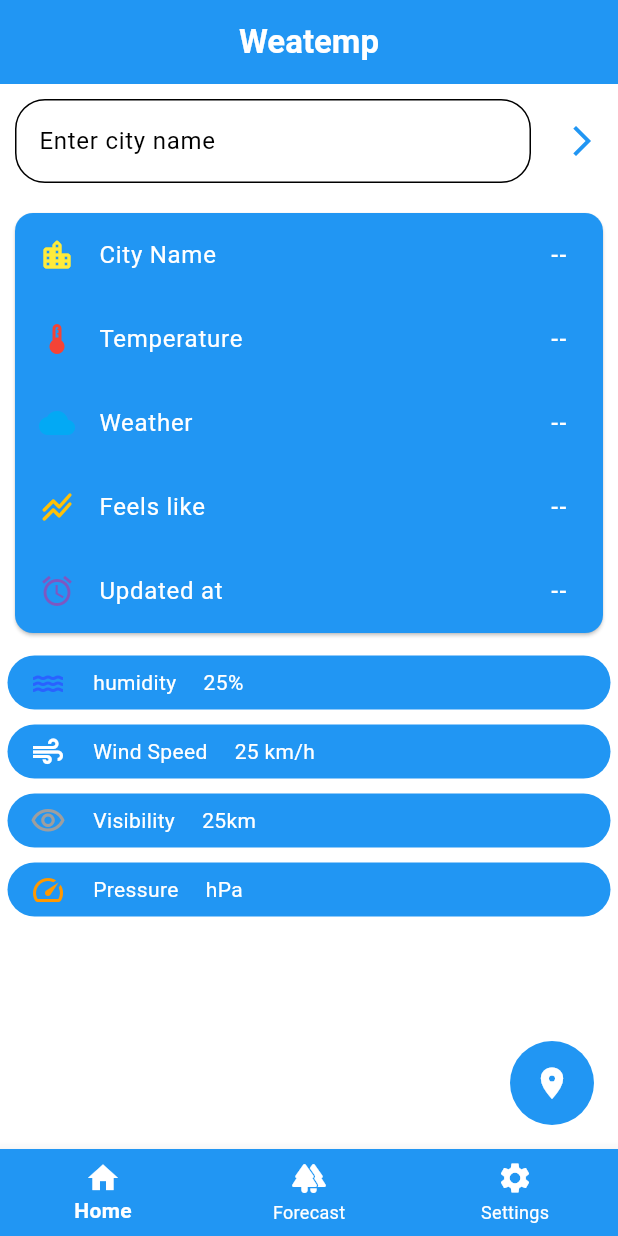
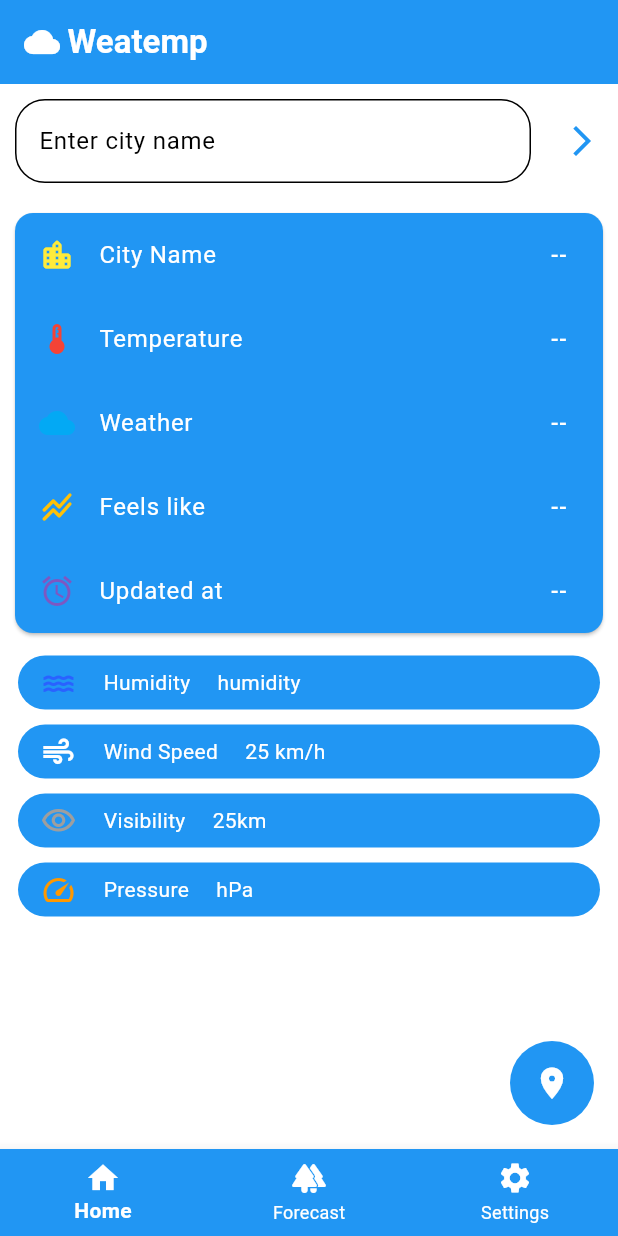
Before and after one commit to Ravi2006kant/Weatemp, a Flutter app: the screen it shows after launch, on a phone screen of 412 x 824 dp. Run offline on Flutter 3.47's test engine with Material 3 defaults, Android fonts, the phone set to English and light mode, and no system bars; our stand-ins replace geolocator.

Commit message:
add forecase

```diff
--- a/lib/components/listhelo.dart
+++ b/lib/components/listhelo.dart
@@ -1,11 +1,12 @@
 import 'package:flutter/material.dart';
+import 'package:flutter/scheduler.dart';
 
 class Listhelo extends StatelessWidget {
   Icon? iconData;
   String? txt;
-  String? value;
+  String value;
 
-  Listhelo({super.key, this.iconData, this.txt, this.value});
+  Listhelo({super.key, this.iconData, this.txt, required this.value});
 
   @override
   Widget build(BuildContext context) {
@@ -26,10 +27,13 @@ class Listhelo extends StatelessWidget {
               child: Text(txt ?? "--", style: TextStyle(color: Colors.white)),
             ),
             SizedBox(width: 10),
-            Text(value ?? "--", style: TextStyle(color: Colors.white)),
+            Text(value , style: TextStyle(color: Colors.white)),
+
           ],
+
         ),
       ),
+
     );
   }
 }
--- a/lib/pages/dashboard.dart
+++ b/lib/pages/dashboard.dart
@@ -21,14 +21,12 @@ class _DashboardState extends State<Dashboard> {
   String? time;
   String? weather;
   double? feels;
-  String? humidity;
+  int? humidity;
   String? wind;
-  double? farh;
+  String? farh;
+  String? visibility;
+  String? pressure;
 
-  // double celcius = double.parse(tempunit.text)
-  //   void unitchage() {
-  //     farh = (tempunit.hashCode * 9 / 5) + 32;
-  //   }
   Future location() async {
     final position = await LocationService().getCurrentLocation();
     final result = await WeatherService().weatherByLoc(
@@ -52,14 +50,19 @@ class _DashboardState extends State<Dashboard> {
       weather = result['weather'];
       feels = result['feels'];
       time = result['time'];
+      humidity = result['humidity'];
+      // wind = result['wind'];
+      // visibility = result['visibility'];
+      // pressure = result['pressure'];
+      print(humidity);
     });
   }
 
-  List<Map<String, dynamic>> grid = [
+  late List<Map<String, dynamic>> grid = [
     {
       "icon": Icon(Icons.water, color: Colors.blueAccent.shade700),
-      "title": "humidity",
-      "value": "25%",
+      "title": "Humidity",
+      "value":"humidity",
     },
     {
       "icon": Icon(Icons.air, color: Colors.white),
@@ -82,6 +85,7 @@ class _DashboardState extends State<Dashboard> {
   Widget build(BuildContext context) {
     return Scaffold(
       body: SafeArea(
+        child: SingleChildScrollView(
           child: Column(
             mainAxisAlignment: .end,
             crossAxisAlignment: .end,
@@ -89,6 +93,7 @@ class _DashboardState extends State<Dashboard> {
               Row(
                 children: [
                   Expanded(
+
                     child: Padding(
                       padding: const EdgeInsets.all(10),
                       child: TextField(
@@ -158,47 +163,26 @@ class _DashboardState extends State<Dashboard> {
                 ),
               ),
 
-            // Expanded(
-            //   child: Padding(
-            //     padding: const EdgeInsets.all(8),
-            //     child: GridView.builder(
-            //       itemCount: 4,
-
-            //       gridDelegate: SliverGridDelegateWithFixedCrossAxisCount(
-            //         crossAxisCount: 2,
-            //         childAspectRatio: 2.9,
-            //         mainAxisSpacing: 4,
-            //       ),
-            //       itemBuilder: (context, index) {
-            //         // final item = grid[index];
-
-            //         return Listhelo(
-            //           iconData: grid[index]["icon"],
-            //           txt: grid[index]["title"],
-            //           value: grid[index]["value"],
-            //         );
-            //         // return Gridcont(
-            //         //   iconData: item["icon"],
-            //         //   txt: item["title"],
-            //         //   value: item["value"],
-            //         // );
-            //       },
-            //     ),
-            //   ),
-            // ),
-            Expanded(
+              Padding(
+                padding: const EdgeInsets.symmetric(horizontal: 7),
                 child: ListView.builder(
+                  physics: NeverScrollableScrollPhysics(),
+                  shrinkWrap:true,
                   itemCount: grid.length,
                   itemBuilder: (context, index) {
                     return Listhelo(
                       iconData: grid[index]["icon"],
                       txt: grid[index]["title"],
                       value: grid[index]["value"],
+
                     );
+
                   },
                 ),
               ),
+
             ],
+          ),
         ),
       ),
       floatingActionButton: Floatbutton(tap: () => location()),
@@ -254,3 +238,35 @@ mon weather temp
 sat weather temp
 
 */
+  // Expanded(
+            //   child: Padding(
+            //     padding: const EdgeInsets.all(8),
+            //     child: GridView.builder(
+            //       itemCount: 4,
+
+            //       gridDelegate: SliverGridDelegateWithFixedCrossAxisCount(
+            //         crossAxisCount: 2,
+            //         childAspectRatio: 2.2,
+            //         mainAxisSpacing: 4,
+            //       ),
+            //       itemBuilder: (context, index) {
+            //         // final item = grid[index];
+
+            //         // return Listhelo(
+            //         //   iconData: grid[index]["icon"],
+            //         //   txt: grid[index]["title"],
+            //         //   value: grid[index]["value"],
+            //         // );
+            //         return Gridcont(
+            //           iconData: grid[index]["icon"],
+            //           txt: grid[index]["title"],
+            //           value: grid[index]["value"],
+            //         );
+            //       },
+            //     ),
+            //   ),
+            // ),
+  // double celcius = double.parse(tempunit.text)
+  //   void unitchage() {
+  //     farh = (tempunit.hashCode * 9 / 5) + 32;
+  //   }
--- a/lib/pages/home.dart
+++ b/lib/pages/home.dart
@@ -27,12 +27,19 @@ class _HomeState extends State<Home> {
       backgroundColor: Theme.of(context).colorScheme.surface,
       appBar: AppBar(
         backgroundColor: Theme.of(context).colorScheme.primary,
-        title: Text(
-          "Weatemp",
-          style: TextStyle(
-            color: Theme.of(context).colorScheme.secondary,
-            fontWeight: .bold,
-          ),
+
+        title: Row(
+          children: [
+            Icon(Icons.cloud, color: Colors.white),
+            SizedBox(width: 5),
+            Text(
+              "Weatemp",
+              style: TextStyle(
+                color: Theme.of(context).colorScheme.secondary,
+                fontWeight: .bold,
+              ),
+            ),
+          ],
         ),
         centerTitle: true,
       ),
```
Also changed, not shown: lib/components/gridcont.dart (+25 -7 lines), lib/pages/forecast.dart (+20 -5 lines), lib/pages/setting.dart (+1 -7 lines), lib/services/weather_service.dart (+34 -5 lines). Lines whose indentation alone changed are shown as unchanged.
